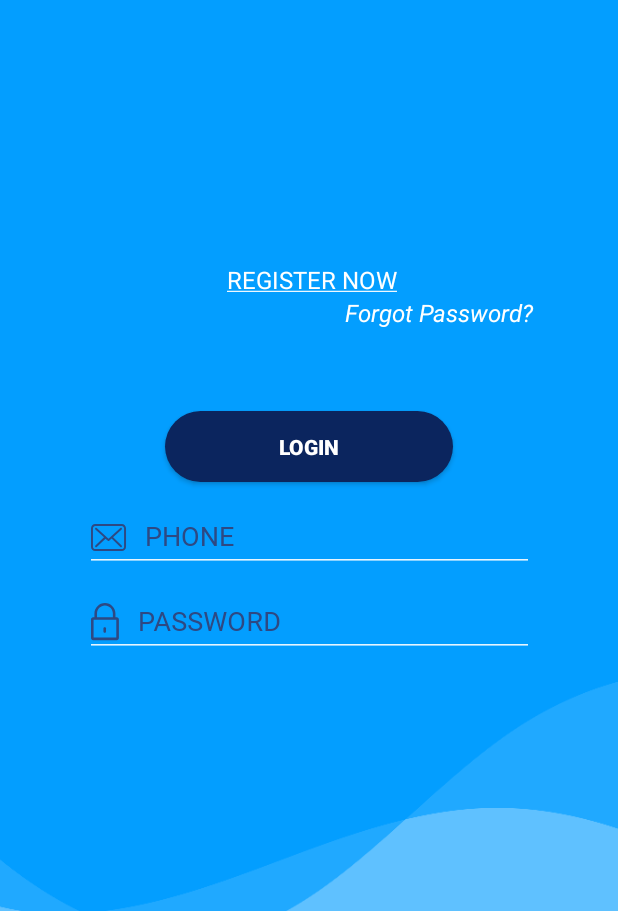
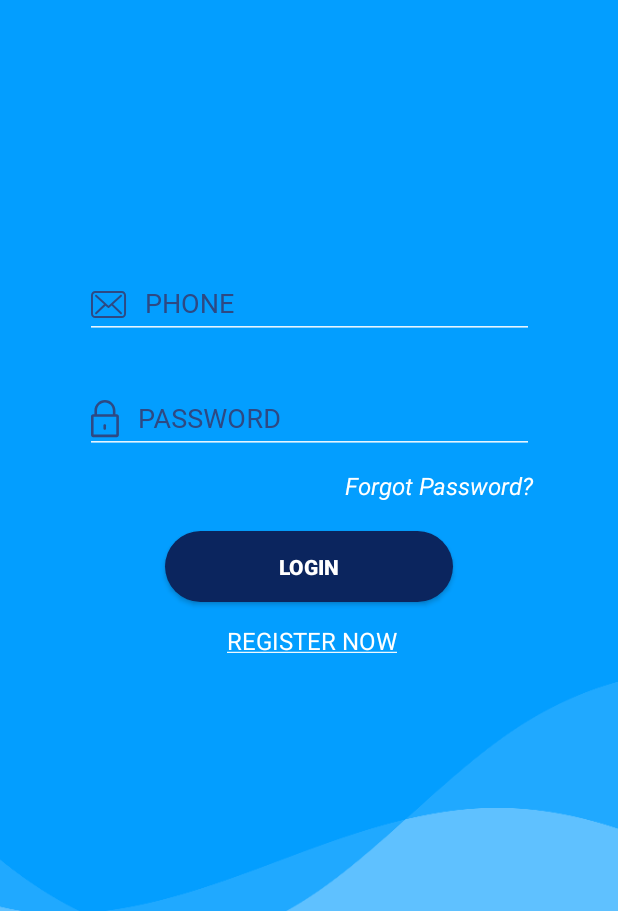
Before and after one commit to nobeldhar/One-Minute-Help, an Android app: the screen it shows after launch (OneMinuteHelpActivity), on a phone screen of 412 x 824 dp, the part 325-1236 px from its top. Run offline under Robolectric (Android 15) with nearby library versions, the phone set to English and light mode, and no system bars; our stand-ins replace Dagger/Hilt's generated code, data binding, navigation-ui; 4 statements that could not run were skipped.

Commit message:
login ui fixed, progressbar renamed, http logging interceptor added, url and pref name moved to build config

```diff
--- a/app/src/main/java/com/decimalab/minutehelp/ui/login/LoginFragment.kt
+++ b/app/src/main/java/com/decimalab/minutehelp/ui/login/LoginFragment.kt
@@ -5,9 +5,7 @@ import android.util.Log
 import android.view.LayoutInflater
 import android.view.View
 import android.view.ViewGroup
-import android.widget.TextView
 import android.widget.Toast
-import androidx.appcompat.app.AppCompatActivity
 import androidx.databinding.DataBindingUtil
 import androidx.fragment.app.viewModels
 import androidx.lifecycle.Observer
@@ -18,7 +16,6 @@ import com.decimalab.minutehelp.factory.AppViewModelFactory
 import com.decimalab.minutehelp.utils.Resource
 import com.decimalab.minutehelp.utils.ViewUtils
 import dagger.android.support.DaggerFragment
-import kotlinx.android.synthetic.main.fragment_login.*
 import javax.inject.Inject
 
 class LoginFragment : DaggerFragment() {
@@ -45,7 +42,7 @@ class LoginFragment : DaggerFragment() {
         loginViewModel.getLoginResult.observe(viewLifecycleOwner, Observer {
             when (it.status) {
                 Resource.Status.SUCCESS -> {
-                    progresVisibility(View.GONE)
+                    progressVisibility(View.GONE)
                     val response = it.data
                     if (response != null) {
                         if (response.data.code == 200 and response.data.status){
@@ -58,20 +55,20 @@ class LoginFragment : DaggerFragment() {
                     }
                 }
                 Resource.Status.ERROR -> {
-                    progresVisibility(View.GONE)
-                    Log.d(Companion.TAG, "onActivityCreated: " + it.message)
+                    progressVisibility(View.GONE)
+                    Log.d(Companion.TAG, "onViewCreated: " + it.message)
                     Toast.makeText(requireContext(), it.message, Toast.LENGTH_SHORT).show()
                 }
 
                 Resource.Status.LOADING ->
-                    progresVisibility(View.VISIBLE)
+                    progressVisibility(View.VISIBLE)
 
             }
         })
     }
 
-    private fun progresVisibility(visible: Int) {
-        binding.loginProgressBar.visibility = visible
+    private fun progressVisibility(visible: Int) {
+        binding.pbLogin.visibility = visible
     }
 
     fun onRegisterClicked(){
--- a/app/src/main/res/layout/fragment_login.xml
+++ b/app/src/main/res/layout/fragment_login.xml
@@ -8,6 +8,7 @@
         <variable
             name="fragment"
             type="com.decimalab.minutehelp.ui.login.LoginFragment" />
+
         <variable
             name="viewModel"
             type="com.decimalab.minutehelp.ui.login.LoginViewModel" />
@@ -18,17 +19,6 @@
         android:layout_height="match_parent"
         android:background="@drawable/bg"
         tools:context=".ui.login.LoginFragment">
-
-        <ProgressBar
-            android:id="@+id/loginProgressBar"
-            android:visibility="gone"
-            tools:visibility="visible"
-            android:layout_width="wrap_content"
-            android:layout_height="wrap_content"
-            app:layout_constraintBottom_toBottomOf="parent"
-            app:layout_constraintEnd_toEndOf="parent"
-            app:layout_constraintStart_toStartOf="parent"
-            app:layout_constraintTop_toTopOf="parent" />
 
         <TextView
             android:id="@+id/tv_login"
@@ -66,70 +56,6 @@
             app:layout_constraintStart_toStartOf="parent"
             app:layout_constraintTop_toBottomOf="@+id/iv_logo">
 
-            <LinearLayout
-                android:layout_width="match_parent"
-                android:layout_height="wrap_content"
-                android:layout_marginTop="5dp"
-                android:gravity="center"
-                android:orientation="horizontal">
-
-                <TextView
-                    android:id="@+id/tv_register_now"
-                    android:layout_width="wrap_content"
-                    android:layout_height="wrap_content"
-                    android:clickable="true"
-                    android:focusable="true"
-                    android:onClick="@{()-> fragment.onRegisterClicked()}"
-                    android:text="@string/register_now_underlined"
-                    android:textAppearance="@style/Base.TextAppearance.AppCompat.Subhead"
-                    android:textColor="@color/white" />
-
-            </LinearLayout>
-
-
-            <TextView
-                android:id="@+id/tv_forgot_password"
-                android:layout_width="wrap_content"
-                android:layout_height="wrap_content"
-                android:layout_gravity="end"
-                android:clickable="true"
-                android:focusable="true"
-                android:text="@string/forgot_password"
-                android:textAppearance="@style/Base.TextAppearance.AppCompat.Subhead"
-                android:textColor="@color/white"
-                android:textStyle="italic" />
-
-            <View
-                android:layout_width="0dp"
-                android:layout_height="20dp" />
-
-
-            <View
-                android:layout_width="0dp"
-                android:layout_height="15dp" />
-
-            <View
-                android:layout_width="0dp"
-                android:layout_height="5dp" />
-
-            <View
-                android:layout_width="0dp"
-                android:layout_height="10dp" />
-
-            <androidx.appcompat.widget.AppCompatButton
-                android:id="@+id/btn_login"
-                android:layout_width="200dp"
-                android:layout_height="55dp"
-                android:layout_gravity="center"
-                android:layout_marginLeft="-4dp"
-                android:layout_marginRight="-4dp"
-                android:background="@drawable/btn_rounded_accent"
-                android:onClick="@{() -> viewModel.onLoginClicked()}"
-                android:text="@string/login"
-                android:textAllCaps="false"
-                android:textColor="@android:color/white"
-                android:textStyle="bold" />
-
             <com.decimalab.minutehelp.ui.widget.CustomTextViewInputLayout
                 android:layout_width="match_parent"
                 android:layout_height="wrap_content"
@@ -151,6 +77,11 @@
                     android:textColor="@color/colorWhiteAlpha"
                     app:drawableLeftCompat="@drawable/selector_email" />
             </com.decimalab.minutehelp.ui.widget.CustomTextViewInputLayout>
+
+
+            <View
+                android:layout_width="0dp"
+                android:layout_height="20dp" />
 
             <com.decimalab.minutehelp.ui.widget.CustomTextViewInputLayout
                 android:layout_width="match_parent"
@@ -174,7 +105,77 @@
                     app:drawableLeftCompat="@drawable/selector_password" />
             </com.decimalab.minutehelp.ui.widget.CustomTextViewInputLayout>
 
+
+            <View
+                android:layout_width="0dp"
+                android:layout_height="10dp" />
+
+            <TextView
+                android:id="@+id/tv_forgot_password"
+                android:layout_width="wrap_content"
+                android:layout_height="wrap_content"
+                android:layout_gravity="end"
+                android:clickable="true"
+                android:focusable="true"
+                android:text="@string/forgot_password"
+                android:textAppearance="@style/Base.TextAppearance.AppCompat.Subhead"
+                android:textColor="@color/white"
+                android:textStyle="italic" />
+
+            <View
+                android:layout_width="0dp"
+                android:layout_height="15dp" />
+
+            <androidx.appcompat.widget.AppCompatButton
+                android:id="@+id/btn_login"
+                android:layout_width="200dp"
+                android:layout_height="55dp"
+                android:layout_gravity="center"
+                android:layout_marginLeft="-4dp"
+                android:layout_marginRight="-4dp"
+                android:background="@drawable/btn_rounded_accent"
+                android:onClick="@{() -> viewModel.onLoginClicked()}"
+                android:text="@string/login"
+                android:textAllCaps="false"
+                android:textColor="@android:color/white"
+                android:textStyle="bold" />
+
+            <View
+                android:layout_width="0dp"
+                android:layout_height="5dp" />
+
+            <LinearLayout
+                android:layout_width="match_parent"
+                android:layout_height="wrap_content"
+                android:layout_marginTop="5dp"
+                android:gravity="center"
+                android:orientation="horizontal">
+
+                <TextView
+                    android:id="@+id/tv_register_now"
+                    android:layout_width="wrap_content"
+                    android:layout_height="wrap_content"
+                    android:clickable="true"
+                    android:focusable="true"
+                    android:onClick="@{()-> fragment.onRegisterClicked()}"
+                    android:text="@string/register_now_underlined"
+                    android:textAppearance="@style/Base.TextAppearance.AppCompat.Subhead"
+                    android:textColor="@color/white" />
+
+            </LinearLayout>
+
         </LinearLayout>
+
+        <ProgressBar
+            android:id="@+id/pb_login"
+            android:layout_width="wrap_content"
+            android:layout_height="wrap_content"
+            android:visibility="gone"
+            app:layout_constraintBottom_toTopOf="@+id/linearLayout"
+            app:layout_constraintEnd_toEndOf="parent"
+            app:layout_constraintStart_toStartOf="parent"
+            app:layout_constraintTop_toBottomOf="@+id/iv_logo"
+            tools:visibility="visible" />
 
 
     </androidx.constraintlayout.widget.ConstraintLayout>
```
Also changed, not shown: app/build.gradle (+9 -0 lines), app/src/main/java/com/decimalab/minutehelp/di/module/AppModule.kt (+18 -7 lines), app/src/main/java/com/decimalab/minutehelp/utils/CustomTextInputLayout.java (deleted, +0 -152 lines).
